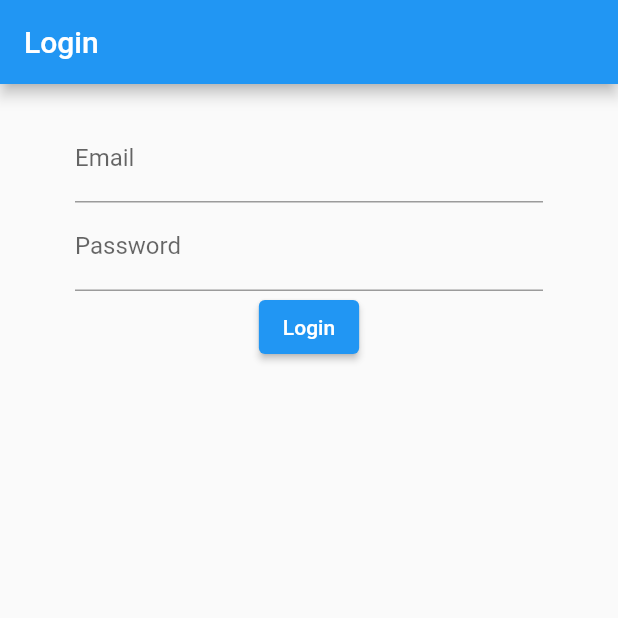
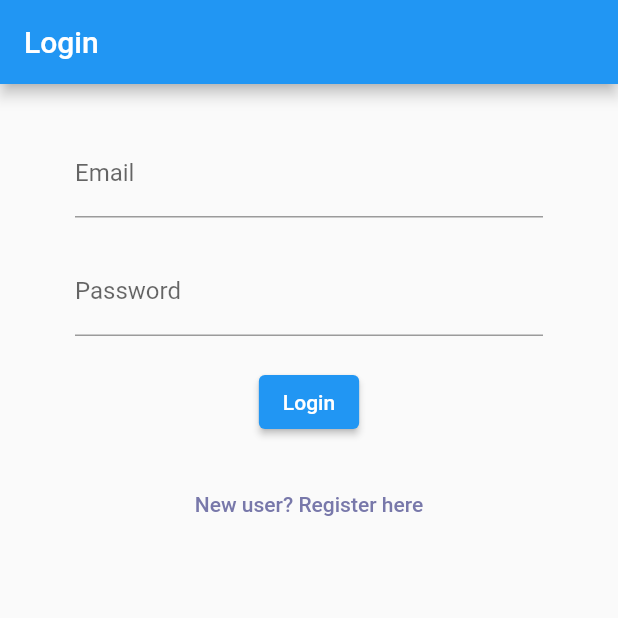
Before and after one commit to dvishal485/authonia, a Flutter app: the screen it shows after launch, on a phone screen of 412 x 824 dp, the top half of it. Run offline on Flutter 3.47's test engine with Material 2 defaults, Android fonts, the phone set to English and light mode, and no system bars; our stand-ins replace shared_preferences; missing offline and left inert: base32.

Commit message:
refactors and formatting
Signed-off-by: Vishal Das <dvishal485@gmail.com>

```diff
--- a/frontend/lib/Screens/auth_list.dart
+++ b/frontend/lib/Screens/auth_list.dart
@@ -5,7 +5,7 @@ import 'package:authonia/Screens/login.dart';
 import 'package:flutter/material.dart';
 import 'package:shared_preferences/shared_preferences.dart';
 
-import '../Models/otp.dart';
+import '../APIs/otp.dart';
 import '../Models/auth_data.dart';
 
 class AuthScreen extends StatefulWidget {
@@ -24,7 +24,7 @@ class _AuthScreenState extends State<AuthScreen> {
   void initState() {
     super.initState();
     _timer = Timer.periodic(
-      const Duration(seconds: 30),
+      const Duration(seconds: 15),
       (timer) => setState(() {}),
     );
   }
@@ -98,7 +98,7 @@ class _AuthScreenState extends State<AuthScreen> {
           return ListTile(
             title: Text(data.issuer),
             subtitle: Text(data.user),
-            trailing: Text("$code"),
+            trailing: Text("$code".padLeft(6, '0')),
           );
         },
       ),
--- a/frontend/lib/Screens/login.dart
+++ b/frontend/lib/Screens/login.dart
@@ -54,12 +54,14 @@ class _LoginScreenState extends State<LoginScreen> {
         title: const Text('Login'),
       ),
       body: Container(
-        padding: const EdgeInsets.symmetric(vertical: 20.0, horizontal: 50.0),
+        padding: const EdgeInsets.symmetric(vertical: 20.0, horizontal: 40.0),
         child: Form(
           key: _formKey,
           child: Column(
             children: <Widget>[
-              TextFormField(
+              Padding(
+                padding: const EdgeInsets.all(10.0),
+                child: TextFormField(
                   decoration: const InputDecoration(labelText: 'Email'),
                   validator: (value) {
                     if (value!.isEmpty) {
@@ -69,7 +71,10 @@ class _LoginScreenState extends State<LoginScreen> {
                   },
                   onSaved: (value) => _email = value!,
                 ),
-              TextFormField(
+              ),
+              Padding(
+                padding: const EdgeInsets.all(10.0),
+                child: TextFormField(
                   decoration: const InputDecoration(labelText: 'Password'),
                   validator: (value) {
                     if (value!.isEmpty) {
@@ -80,7 +85,10 @@ class _LoginScreenState extends State<LoginScreen> {
                   onSaved: (value) => _password = value!,
                   obscureText: true,
                 ),
-              ElevatedButton(
+              ),
+              Padding(
+                padding: const EdgeInsets.all(10.0),
+                child: ElevatedButton(
                   onPressed: () {
                     if (_formKey.currentState!.validate()) {
                       _formKey.currentState!.save();
@@ -88,6 +96,17 @@ class _LoginScreenState extends State<LoginScreen> {
                     }
                   },
                   child: const Text('Login'),
+                ),
+              ),
+              const Padding(
+                padding: EdgeInsets.all(10.0),
+                child: TextButton(
+                  onPressed: null,
+                  child: Text(
+                    "New user? Register here",
+                    style: TextStyle(color: Color.fromARGB(255, 120, 120, 170)),
+                  ),
+                ),
               ),
             ],
           ),
```
Also changed, not shown: frontend/lib/APIs/otp.dart (renamed from frontend/lib/Models/otp.dart). Lines whose indentation alone changed are shown as unchanged.
